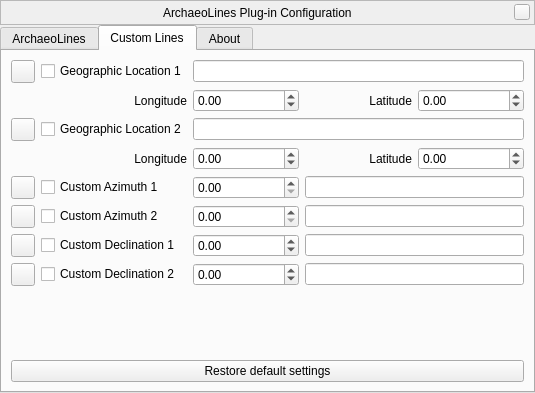
This is plugins/ArchaeoLines/src/gui/archaeoLinesDialog.ui in Stellarium/stellarium as Qt 5 draws it before an edit. The edited form follows.
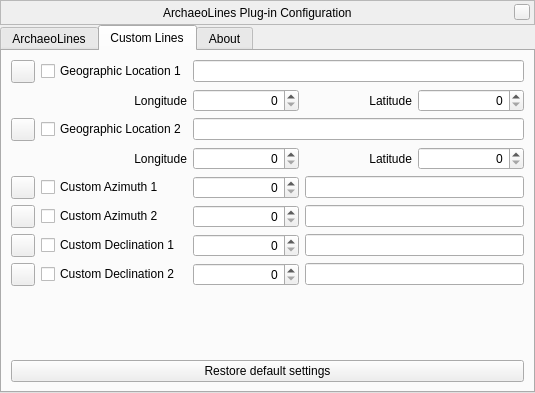
This is the edited form. The open tabs and pages were chosen to show the change. Custom widgets are drawn as their Qt base class.

Commit message: Replace angle DoubleSpinBoxes by AngleSpinBoxes. (Supersedes #1447) - also add some property connector code to the AngleSpinBox - also make sure cursor position does not change while mouse-wheeling an angle

What changed in the file:
```diff
--- a/plugins/ArchaeoLines/src/gui/archaeoLinesDialog.ui
+++ b/plugins/ArchaeoLines/src/gui/archaeoLinesDialog.ui
@@ -484,15 +484,9 @@
           </widget>
          </item>
          <item row="1" column="2">
-          <widget class="QDoubleSpinBox" name="geographicLocation1LongitudeDoubleSpinBox">
-           <property name="minimum">
-            <double>-180.000000000000000</double>
-           </property>
-           <property name="maximum">
-            <double>359.990000000000009</double>
-           </property>
-           <property name="singleStep">
-            <double>0.100000000000000</double>
+          <widget class="AngleSpinBox" name="geographicLocation1LongitudeDoubleSpinBox">
+           <property name="alignment">
+            <set>Qt::AlignRight|Qt::AlignTrailing|Qt::AlignVCenter</set>
            </property>
           </widget>
          </item>
@@ -507,15 +501,9 @@
           </widget>
          </item>
          <item row="1" column="4">
-          <widget class="QDoubleSpinBox" name="geographicLocation1LatitudeDoubleSpinBox">
-           <property name="minimum">
-            <double>-90.000000000000000</double>
-           </property>
-           <property name="maximum">
-            <double>90.000000000000000</double>
-           </property>
-           <property name="singleStep">
-            <double>0.100000000000000</double>
+          <widget class="AngleSpinBox" name="geographicLocation1LatitudeDoubleSpinBox">
+           <property name="alignment">
+            <set>Qt::AlignRight|Qt::AlignTrailing|Qt::AlignVCenter</set>
            </property>
           </widget>
          </item>
@@ -551,15 +539,9 @@
           </widget>
          </item>
          <item row="3" column="2">
-          <widget class="QDoubleSpinBox" name="geographicLocation2LongitudeDoubleSpinBox">
-           <property name="minimum">
-            <double>-180.000000000000000</double>
-           </property>
-           <property name="maximum">
-            <double>359.990000000000009</double>
-           </property>
-           <property name="singleStep">
-            <double>0.100000000000000</double>
+          <widget class="AngleSpinBox" name="geographicLocation2LongitudeDoubleSpinBox">
+           <property name="alignment">
+            <set>Qt::AlignRight|Qt::AlignTrailing|Qt::AlignVCenter</set>
            </property>
           </widget>
          </item>
@@ -574,15 +556,9 @@
           </widget>
          </item>
          <item row="3" column="4">
-          <widget class="QDoubleSpinBox" name="geographicLocation2LatitudeDoubleSpinBox">
-           <property name="minimum">
-            <double>-90.000000000000000</double>
-           </property>
-           <property name="maximum">
-            <double>90.000000000000000</double>
-           </property>
-           <property name="singleStep">
-            <double>0.100000000000000</double>
+          <widget class="AngleSpinBox" name="geographicLocation2LatitudeDoubleSpinBox">
+           <property name="alignment">
+            <set>Qt::AlignRight|Qt::AlignTrailing|Qt::AlignVCenter</set>
            </property>
           </widget>
          </item>
@@ -604,9 +580,9 @@
           </widget>
          </item>
          <item row="4" column="2">
-          <widget class="QDoubleSpinBox" name="customAzimuth1DoubleSpinBox">
-           <property name="maximum">
-            <double>359.990000000000009</double>
+          <widget class="AngleSpinBox" name="customAzimuth1DoubleSpinBox">
+           <property name="alignment">
+            <set>Qt::AlignRight|Qt::AlignTrailing|Qt::AlignVCenter</set>
            </property>
           </widget>
          </item>
@@ -635,9 +611,9 @@
           </widget>
          </item>
          <item row="5" column="2">
-          <widget class="QDoubleSpinBox" name="customAzimuth2DoubleSpinBox">
-           <property name="maximum">
-            <double>359.990000000000009</double>
+          <widget class="AngleSpinBox" name="customAzimuth2DoubleSpinBox">
+           <property name="alignment">
+            <set>Qt::AlignRight|Qt::AlignTrailing|Qt::AlignVCenter</set>
            </property>
           </widget>
          </item>
@@ -663,15 +639,9 @@
           </widget>
          </item>
          <item row="6" column="2">
-          <widget class="QDoubleSpinBox" name="customDeclination1DoubleSpinBox">
-           <property name="minimum">
-            <double>-89.989999999999995</double>
-           </property>
-           <property name="maximum">
-            <double>89.989999999999995</double>
-           </property>
-           <property name="singleStep">
-            <double>0.100000000000000</double>
+          <widget class="AngleSpinBox" name="customDeclination1DoubleSpinBox">
+           <property name="alignment">
+            <set>Qt::AlignRight|Qt::AlignTrailing|Qt::AlignVCenter</set>
            </property>
           </widget>
          </item>
@@ -693,15 +663,9 @@
           </widget>
          </item>
          <item row="7" column="2">
-          <widget class="QDoubleSpinBox" name="customDeclination2DoubleSpinBox">
-           <property name="minimum">
-            <double>-89.989999999999995</double>
-           </property>
-           <property name="maximum">
-            <double>89.989999999999995</double>
-           </property>
-           <property name="singleStep">
-            <double>0.100000000000000</double>
+          <widget class="AngleSpinBox" name="customDeclination2DoubleSpinBox">
+           <property name="alignment">
+            <set>Qt::AlignRight|Qt::AlignTrailing|Qt::AlignVCenter</set>
            </property>
           </widget>
          </item>
@@ -763,6 +727,11 @@
    <header>Dialog.hpp</header>
    <container>1</container>
   </customwidget>
+  <customwidget>
+   <class>AngleSpinBox</class>
+   <extends>QSpinBox</extends>
+   <header>AngleSpinBox.hpp</header>
+  </customwidget>
  </customwidgets>
  <resources/>
  <connections/>
```
The commit also changes 8 other files.
